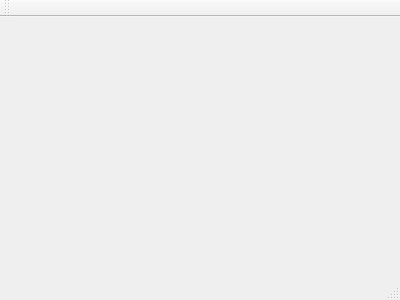
koldbyte/SICAssembler, file mainwindow.ui: the form before one commit.
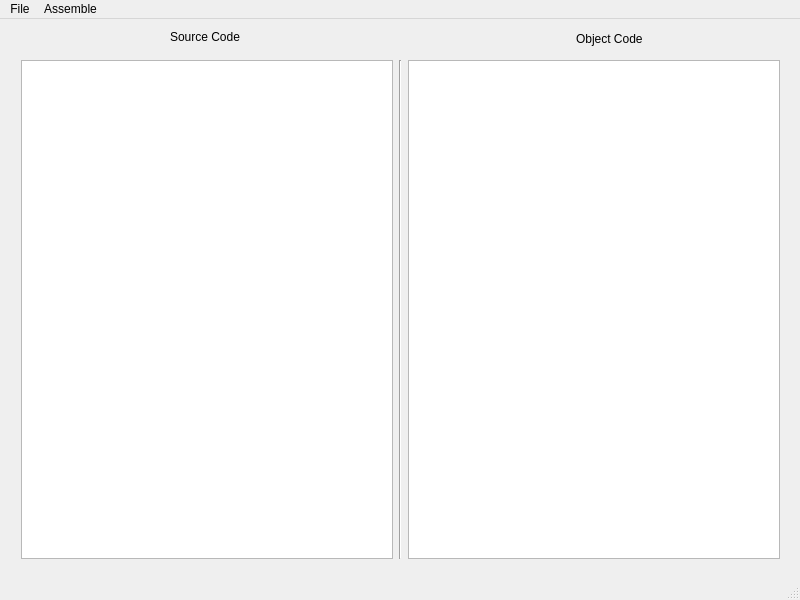
The form after the commit.

```diff
--- a/mainwindow.ui
+++ b/mainwindow.ui
@@ -1,24 +1,141 @@
 <ui version="4.0">
  <class>MainWindow</class>
- <widget class="QMainWindow" name="MainWindow" >
-  <property name="geometry" >
+ <widget class="QMainWindow" name="MainWindow">
+  <property name="geometry">
    <rect>
     <x>0</x>
     <y>0</y>
-    <width>400</width>
-    <height>300</height>
+    <width>800</width>
+    <height>600</height>
    </rect>
   </property>
-  <property name="windowTitle" >
-   <string>MainWindow</string>
+  <property name="sizePolicy">
+   <sizepolicy hsizetype="Maximum" vsizetype="Preferred">
+    <horstretch>0</horstretch>
+    <verstretch>0</verstretch>
+   </sizepolicy>
   </property>
-  <widget class="QMenuBar" name="menuBar" />
-  <widget class="QToolBar" name="mainToolBar" />
-  <widget class="QWidget" name="centralWidget" />
-  <widget class="QStatusBar" name="statusBar" />
+  <property name="minimumSize">
+   <size>
+    <width>800</width>
+    <height>600</height>
+   </size>
+  </property>
+  <property name="windowTitle">
+   <string>My SIC Assembler</string>
+  </property>
+  <widget class="QWidget" name="centralWidget">
+   <widget class="QWidget" name="horizontalLayoutWidget">
+    <property name="geometry">
+     <rect>
+      <x>10</x>
+      <y>30</y>
+      <width>781</width>
+      <height>521</height>
+     </rect>
+    </property>
+    <layout class="QHBoxLayout" name="horizontalLayout">
+     <property name="sizeConstraint">
+      <enum>QLayout::SetMaximumSize</enum>
+     </property>
+     <item>
+      <widget class="QPlainTextEdit" name="plainTextEdit"/>
+     </item>
+     <item>
+      <widget class="Line" name="line">
+       <property name="orientation">
+        <enum>Qt::Vertical</enum>
+       </property>
+      </widget>
+     </item>
+     <item>
+      <widget class="QPlainTextEdit" name="plainTextEdit_2"/>
+     </item>
+    </layout>
+   </widget>
+   <widget class="QLabel" name="label">
+    <property name="geometry">
+     <rect>
+      <x>170</x>
+      <y>10</y>
+      <width>81</width>
+      <height>16</height>
+     </rect>
+    </property>
+    <property name="text">
+     <string>Source Code</string>
+    </property>
+   </widget>
+   <widget class="QLabel" name="label_2">
+    <property name="geometry">
+     <rect>
+      <x>576</x>
+      <y>10</y>
+      <width>81</width>
+      <height>20</height>
+     </rect>
+    </property>
+    <property name="text">
+     <string>Object Code</string>
+    </property>
+   </widget>
+  </widget>
+  <widget class="QMenuBar" name="menuBar">
+   <property name="geometry">
+    <rect>
+     <x>0</x>
+     <y>0</y>
+     <width>800</width>
+     <height>20</height>
+    </rect>
+   </property>
+   <widget class="QMenu" name="menuFile">
+    <property name="title">
+     <string>File</string>
+    </property>
+    <addaction name="actionOpen"/>
+    <addaction name="actionSave_to_File"/>
+    <addaction name="separator"/>
+    <addaction name="actionExit"/>
+   </widget>
+   <widget class="QMenu" name="menuConvert">
+    <property name="title">
+     <string>Assemble</string>
+    </property>
+    <addaction name="actionConvert_Now"/>
+    <addaction name="actionSave_Output"/>
+   </widget>
+   <addaction name="menuFile"/>
+   <addaction name="menuConvert"/>
+  </widget>
+  <widget class="QStatusBar" name="statusBar"/>
+  <action name="actionOpen">
+   <property name="text">
+    <string>Open</string>
+   </property>
+  </action>
+  <action name="actionSave_to_File">
+   <property name="text">
+    <string>Save to File</string>
+   </property>
+  </action>
+  <action name="actionExit">
+   <property name="text">
+    <string>Exit</string>
+   </property>
+  </action>
+  <action name="actionConvert_Now">
+   <property name="text">
+    <string>Run Assembler</string>
+   </property>
+  </action>
+  <action name="actionSave_Output">
+   <property name="text">
+    <string>Save Output</string>
+   </property>
+  </action>
  </widget>
- <layoutDefault spacing="6" margin="11" />
- <pixmapfunction></pixmapfunction>
+ <layoutdefault spacing="6" margin="11"/>
  <resources/>
  <connections/>
 </ui>
```
Left out of the diff: 1 changed line with no effect on the pictures.
